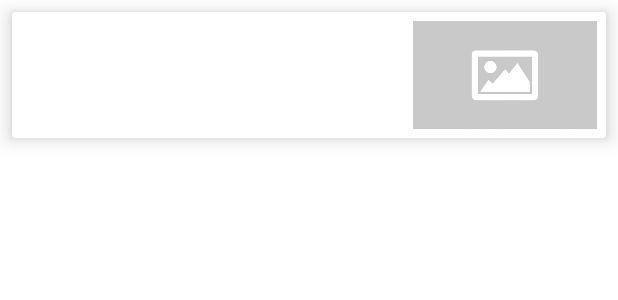
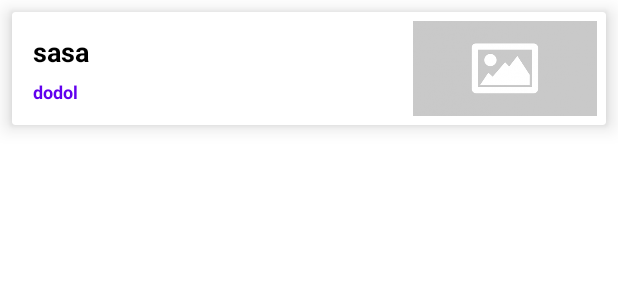
Before and after one commit to ikblmhndra/mobileprogramming, an Android app: the layout headline_list_item.xml on its own in the app's theme, with its tools: preview values and no code run, on a phone screen of 412 x 824 dp. Shown: the top 300 px of the screen. Run offline under Robolectric (Android 15) with nearby library versions, the phone set to English and light mode, and no system bars.

Commit message:
Initial Commit

```diff
--- a/app/src/main/java/com/nameless/mobileprogramming/newsapi/CustomViewHolder.java
+++ b/app/src/main/java/com/nameless/mobileprogramming/newsapi/CustomViewHolder.java
@@ -19,9 +19,9 @@ public class CustomViewHolder extends RecyclerView.ViewHolder {
     public CustomViewHolder(@NonNull View itemView) {
         super(itemView);
 
-        text_title = itemView.findViewById(R.id.txtTitle);
-        text_source = itemView.findViewById(R.id.txtSources);
-        img_headline = itemView.findViewById(R.id.imgHeadline);
+        text_title = itemView.findViewById(R.id.text_title);
+        text_source = itemView.findViewById(R.id.text_source);
+        img_headline = itemView.findViewById(R.id.img_headline);
         cardView = itemView.findViewById(R.id.main_container);
 
     }
--- a/app/src/main/java/com/nameless/mobileprogramming/newsapi/models/NewsHeadlines.java
+++ b/app/src/main/java/com/nameless/mobileprogramming/newsapi/models/NewsHeadlines.java
@@ -1,7 +1,6 @@
 package com.nameless.mobileprogramming.newsapi.models;
 
 public class NewsHeadlines {
-
     Source source = null;
     String author = "";
     String title = "";
--- a/app/src/main/java/com/nameless/mobileprogramming/newsapi/models/Source.java
+++ b/app/src/main/java/com/nameless/mobileprogramming/newsapi/models/Source.java
@@ -2,7 +2,7 @@ package com.nameless.mobileprogramming.newsapi.models;
 
 public class Source {
     String id = "";
-    String name = "" ;
+    String name = "";
 
     public String getId() {
         return id;
--- a/app/src/main/res/layout/activity_news_api.xml
+++ b/app/src/main/res/layout/activity_news_api.xml
@@ -15,7 +15,6 @@
         app:layoutManager="androidx.recyclerview.widget.GridLayoutManager"
         >
 
-
     </androidx.recyclerview.widget.RecyclerView>
 
 </LinearLayout>
--- a/app/src/main/res/layout/headline_list_item.xml
+++ b/app/src/main/res/layout/headline_list_item.xml
@@ -6,7 +6,6 @@
     app:cardElevation="8dp"
     android:layout_margin="8dp"
     xmlns:app="http://schemas.android.com/apk/res-auto">
-
     <LinearLayout
         android:layout_width="match_parent"
         android:layout_height="wrap_content"
@@ -20,31 +19,29 @@
             android:layout_margin="8dp"
             android:layout_weight="2">
             <TextView
-                android:id="@+id/txtTitle"
+                android:id="@+id/text_title"
                 android:layout_width="match_parent"
                 android:layout_height="wrap_content"
-                android:textSize="23dp"
+                android:textSize="18sp"
                 android:textStyle="bold"
-                android:textColor="@color/black"
-                android:maxLength="3"/>
+                android:text="sasa"
+                android:textColor="@color/black"/>
             <TextView
-                android:id="@+id/txtSources"
+                android:id="@+id/text_source"
                 android:layout_width="match_parent"
                 android:layout_height="wrap_content"
-                android:textSize="18dp"
+                android:textSize="12sp"
+                android:textStyle="bold"
+                android:text="dodol"
                 android:textColor="@color/purple_500"
-                android:textStyle="bold"
-                android:maxLength="3"/>
+                android:layout_marginTop="6dp"/>
         </LinearLayout>
         <ImageView
-            android:id="@+id/imgHeadline"
+            android:id="@+id/img_headline"
             android:layout_weight="1"
             android:layout_width="0dp"
             android:layout_height="match_parent"
-            android:src="@drawable/no_image"
-            android:scaleType="centerCrop"/>
-
-
+            android:scaleType="centerCrop"
+            android:src="@drawable/no_image"/>
     </LinearLayout>
-
 </androidx.cardview.widget.CardView>
```
Also changed, not shown: app/src/main/java/com/nameless/mobileprogramming/newsapi/NewsApi.java (+9 -12 lines), app/src/main/java/com/nameless/mobileprogramming/newsapi/CustomAdapter.java (line endings or trailing spaces), app/src/main/java/com/nameless/mobileprogramming/newsapi/models/NewsApiResponses.java (line endings or trailing spaces).
